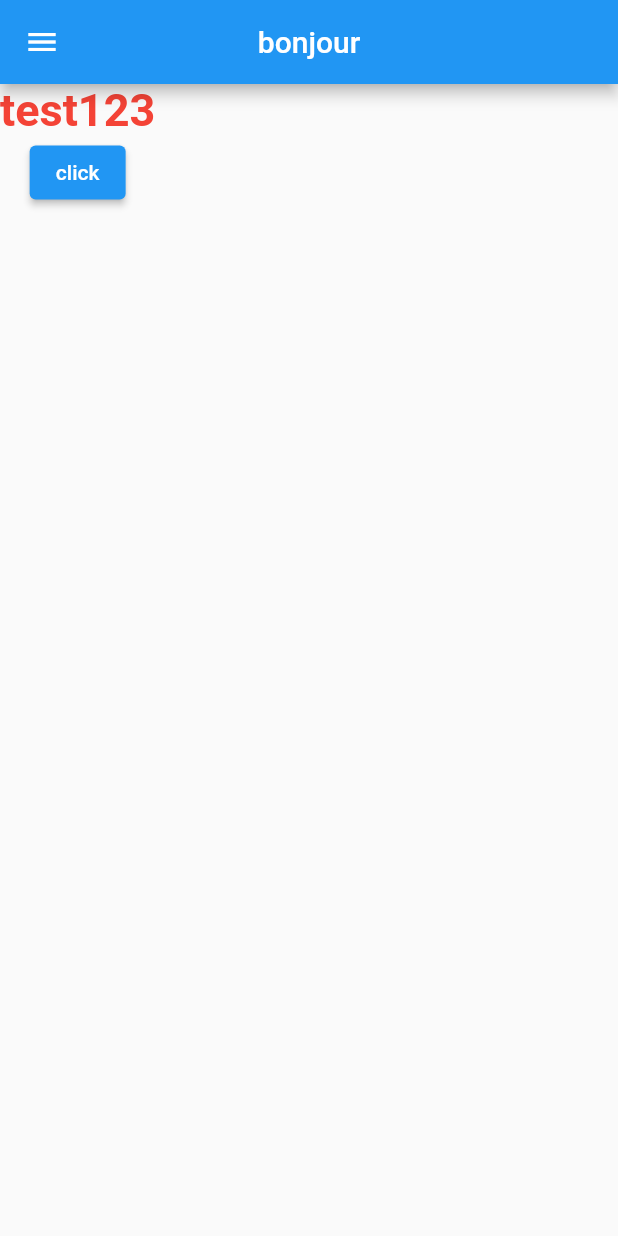
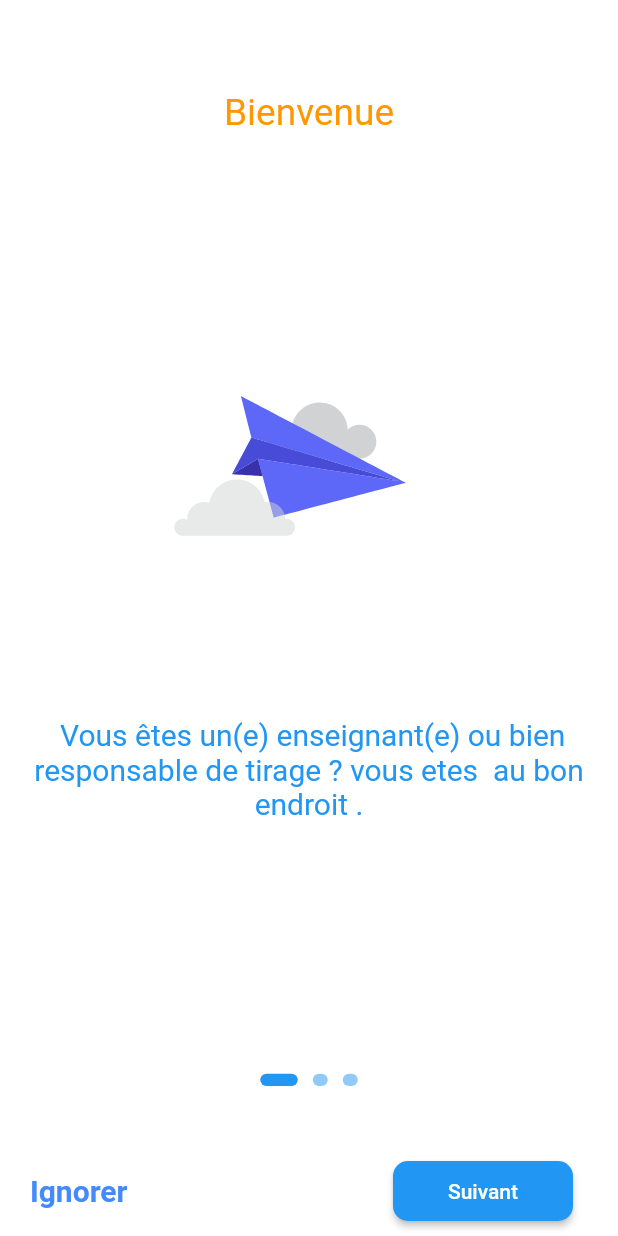
Before and after one commit to FathiAyari/islem, a Flutter app: the screen it shows after launch, on a phone screen of 412 x 824 dp. Run offline on Flutter 3.47's test engine with Material 2 defaults, Android fonts, the phone set to English and light mode, and no system bars; our stand-ins replace get, get_storage, lottie; Roboto replaces fonts that are missing (NewsCycle-Bold).

Commit message:
bottomnavigation bar onboarding

```diff
--- a/lib/main.dart
+++ b/lib/main.dart
@@ -1,7 +1,14 @@
 import 'package:flutter/material.dart';
+import 'package:get/get_navigation/src/root/get_material_app.dart';
+import 'package:get/get_navigation/src/routes/get_route.dart';
+import 'package:get_storage/get_storage.dart';
+import 'package:pfe_islem/SignIn/sign_in.dart';
+import 'package:pfe_islem/SplashScreen/splash_screen.dart';
+import 'package:pfe_islem/onboardingPage/Onboarding.dart';
 
-void main() {
-  runApp(const MyApp());
+main() async {
+  await GetStorage.init();
+  runApp(MyApp());
 }
 
 class MyApp extends StatelessWidget {
@@ -9,97 +16,50 @@ class MyApp extends StatelessWidget {
 
   @override
   Widget build(BuildContext context) {
-    return MaterialApp(
+    return GetMaterialApp(
       title: 'Flutter ss',
       theme: ThemeData(
         primarySwatch: Colors.blue,
       ),
-      home: stful(),
+      initialRoute: "/",
+      getPages: [
+        GetPage(name: '/', page: () => SplashScreen()),
+        GetPage(name: '/sign_in', page: () => SignIn()),
+        GetPage(name: '/onboarding', page: () => Onboarding()),
+      ],
     );
   }
 }
 
-class MyHomePage extends StatelessWidget {
-  MyHomePage({Key? key}) : super(key: key);
-  String test = "test123";
+/*class api extends StatefulWidget {
+  const api({Key? key}) : super(key: key);
+
+  @override
+  _apiState createState() => _apiState();
+}
+
+class _apiState extends State<api> {
+  Future api() async {
+    var url = "192.168.1.21:9000/test";
+    var response = await http.get(Uri.parse(url));
+    var mybody = jsonDecode(response.body);
+    print(mybody);
+    return mybody;
+  }
+
   @override
   Widget build(BuildContext context) {
-    return SafeArea(
-      child: Scaffold(
-        appBar: AppBar(
-          centerTitle: true,
-          title: Text("bonjour"),
-        ),
-        drawer: Drawer(),
-        body: Column(
-          children: [
-            Text(
-              "$test",
-              style: TextStyle(
-                  color: Colors.red, fontSize: 30, fontWeight: FontWeight.bold),
-            ),
-            ElevatedButton(
-                onPressed: () {
-                  test = "hello world";
-                  print(test);
-                },
-                child: Text("click"))
-          ],
-        ),
+    return Scaffold(
+      body: FutureBuilder(
+        future: api(),
+        builder: (context, snapshot) {
+          if (snapshot.hasData) {
+            return Center(child: Text("${snapshot.data}"));
+          } else {
+            return Center(child: CircularProgressIndicator());
+          }
+        },
       ),
     );
   }
-}
-
-/*
-*
-* stles widget => pas de modification au niveau de ui
-* stful => modification au niveau de ui
-* */
-
-class stful extends StatefulWidget {
-  const stful({Key? key}) : super(key: key);
-
-  @override
-  _stfulState createState() => _stfulState();
-}
-
-class _stfulState extends State<stful> {
-  @override
-  String test = "test123";
-  @override
-  void initState() {
-    // TODO: implement initState
-    super.initState();
-    print("bnj");
-  } // 1er fonction au niveau de stful widget
-
-  @override
-  Widget build(BuildContext context) {
-    return SafeArea(
-      child: Scaffold(
-        appBar: AppBar(
-          centerTitle: true,
-          title: Text("bonjour"),
-        ),
-        drawer: Drawer(),
-        body: Column(
-          children: [
-            Text(
-              "$test",
-              style: TextStyle(
-                  color: Colors.red, fontSize: 30, fontWeight: FontWeight.bold),
-            ),
-            ElevatedButton(
-                onPressed: () {
-                  setState(() {
-                    test = "hello world"; // refrech pour la methode build
-                  });
-                },
-                child: Text("click"))
-          ],
-        ),
-      ),
-    );
-  }
-}
+}*/
--- /dev/null
+++ b/lib/onboardingPage/Onboarding.dart
@@ -0,0 +1,12 @@
+import 'package:flutter/cupertino.dart';
+import 'package:flutter/material.dart';
+import 'package:pfe_islem/onboardingPage/body.dart';
+
+class Onboarding extends StatelessWidget {
+  @override
+  Widget build(BuildContext context) {
+    return Scaffold(
+      body: Body(),
+    );
+  }
+}
--- /dev/null
+++ b/lib/onboardingPage/body.dart
@@ -0,0 +1,182 @@
+import 'package:flutter/cupertino.dart';
+import 'package:flutter/material.dart';
+import 'package:get/get_core/src/get_main.dart';
+import 'package:get/get_navigation/src/extension_navigation.dart';
+import 'package:lottie/lottie.dart';
+import 'package:pfe_islem/onboardingPage/remember_controller.dart';
+
+import '../SignIn/sign_in.dart';
+
+class Body extends StatefulWidget {
+  @override
+  _BodyState createState() => _BodyState();
+}
+
+class _BodyState extends State<Body> {
+  var OnBoardingController = RememberController();
+  int currentPage = 0;
+  List<Widget> pages = [
+    OnbaordingContent(
+      title: "Bienvenue ",
+      desc:
+          ' Vous êtes un(e) enseignant(e) ou bien responsable de tirage ? vous etes  au bon endroit .',
+      image: 'assets/images/test.json',
+    ),
+    OnbaordingContent(
+      title:
+          "êtes-vous fatigué d'amener les documents chaque jour au service de tirage  ?",
+      desc: 'Tirage ISG est la meilleur solution  pour vous ',
+      image: 'assets/images/test.json',
+    ),
+    OnbaordingContent(
+      title: "Avec Tirage ISG",
+      desc:
+          'A partir de maintenant deposer vos documents au service de tirage par un seul clic ',
+      image: 'assets/images/test.json',
+    ),
+  ];
+  PageController _controller = PageController();
+  @override
+  Widget build(BuildContext context) {
+    Size size = MediaQuery.of(context).size;
+    return Scaffold(
+      body: Stack(
+        children: [
+          PageView.builder(
+              onPageChanged: (index) {
+                setState(() {
+                  currentPage = index;
+                });
+              },
+              itemCount: pages.length,
+              scrollDirection: Axis.horizontal, // the axis
+              controller: _controller,
+              itemBuilder: (context, index) {
+                return pages[index];
+              }),
+          Column(
+            mainAxisAlignment: MainAxisAlignment.end,
+            children: [
+              Row(
+                mainAxisAlignment: MainAxisAlignment.center,
+                children: List.generate(pages.length, (int index) {
+                  return AnimatedContainer(
+                    duration: Duration(milliseconds: 200),
+                    height: size.height * 0.01,
+                    width: (index == currentPage)
+                        ? 25
+                        : 10, // condition au lieu de if else
+                    margin: EdgeInsets.symmetric(horizontal: 5, vertical: 30),
+                    decoration: BoxDecoration(
+                        borderRadius: BorderRadius.circular(20),
+                        color: (index == currentPage)
+                            ? Colors.blue
+                            : Colors.blue.withOpacity(0.5)),
+                  );
+                }),
+              ),
+              SizedBox(
+                height: 10,
+              ),
+              Row(
+                mainAxisAlignment: MainAxisAlignment.spaceBetween,
+                children: [
+                  Padding(
+                    padding: const EdgeInsets.symmetric(horizontal: 20),
+                    child: InkWell(
+                        onTap: () {
+                          OnBoardingController.check();
+                          Get.to(() => SignIn());
+                        },
+                        child: Text(
+                          'Ignorer',
+                          style: TextStyle(
+                              fontSize: 20,
+                              fontWeight: FontWeight.bold,
+                              color: Colors.blueAccent),
+                        )),
+                  ),
+                  Padding(
+                    padding: const EdgeInsets.symmetric(
+                        horizontal: 30, vertical: 10),
+                    child: AnimatedContainer(
+                      duration: Duration(milliseconds: 200),
+                      height: 40,
+                      width: (currentPage == pages.length - 1) ? 150 : 120,
+                      child: ElevatedButton(
+                        style: ElevatedButton.styleFrom(
+                            shape: RoundedRectangleBorder(
+                                borderRadius: BorderRadius.circular(10))),
+                        child: (currentPage == pages.length - 1)
+                            ? Text("Commencer")
+                            : Text("Suivant"),
+                        onPressed: (currentPage == pages.length - 1)
+                            ? () {
+                                Get.to(() => SignIn());
+                              }
+                            : () {
+                                OnBoardingController.check();
+                                _controller.nextPage(
+                                    duration: Duration(milliseconds: 300),
+                                    curve: Curves.easeInOutQuint);
+                              },
+                      ),
+                    ),
+                  ),
+                ],
+              )
+            ],
+          )
+        ],
+      ),
+    );
+  }
+}
+
+class OnbaordingContent extends StatelessWidget {
+  final String title;
+  final String image;
+  final String desc;
+  const OnbaordingContent({
+    required this.title,
+    required this.image,
+    required this.desc,
+  });
+
+  @override
+  Widget build(BuildContext context) {
+    Size size = MediaQuery.of(context).size;
+    return SafeArea(
+      child: Container(
+        color: Colors.white,
+        child: Column(
+          children: [
+            Padding(
+              padding: const EdgeInsets.symmetric(vertical: 60, horizontal: 5),
+              child: Text(title,
+                  textAlign: TextAlign.center,
+                  style: TextStyle(
+                      color: Colors.orange, fontSize: size.height * 0.03)),
+            ),
+            Lottie.asset(
+              image,
+              repeat: true,
+              height: size.height * 0.4,
+            ),
+            Padding(
+              padding: const EdgeInsets.symmetric(horizontal: 20),
+              child: Text(
+                desc,
+                textAlign: TextAlign.center,
+                style: TextStyle(
+                    color: Colors.blue,
+                    fontSize: 20,
+                    fontFamily: 'NewsCycle-Bold'),
+              ),
+            ),
+          ],
+        ),
+      ),
+    );
+  }
+}
--- /dev/null
+++ b/lib/onboardingPage/remember_controller.dart
@@ -0,0 +1,9 @@
+import 'package:get/get.dart';
+import 'package:get_storage/get_storage.dart';
+
+class RememberController extends GetxController {
+  check() {
+    var storage = GetStorage();
+    storage.write("seen", 1);
+  }
+}
```
Also changed, not shown: assets/images/loading.json (added, +1 -0 lines), assets/images/test.json (added, +1 -0 lines), lib/SignIn/sign_in.dart (added, +46 -0 lines), lib/SignIn/testWidget.dart (added, +12 -0 lines), lib/SplashScreen/splash_screen.dart (added, +67 -0 lines), pubspec.yaml (+16 -15 lines), assets/images/donator.png (added), pubspec.lock, 1 other file.
